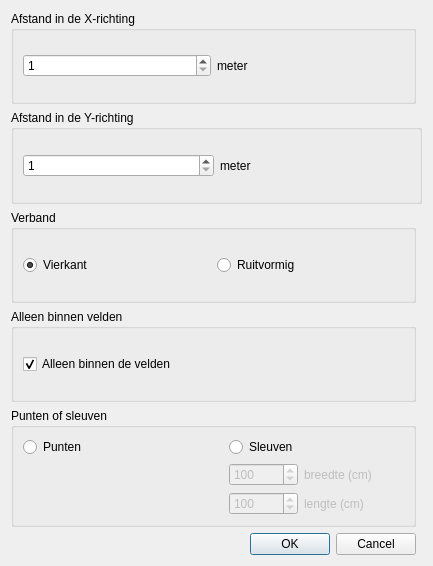
This is FeatureGridCreator/grid_creator_dialog_base.ui in rduivenvoorde/featuregridcreator as Qt 5 draws it before an edit. The edited form follows.
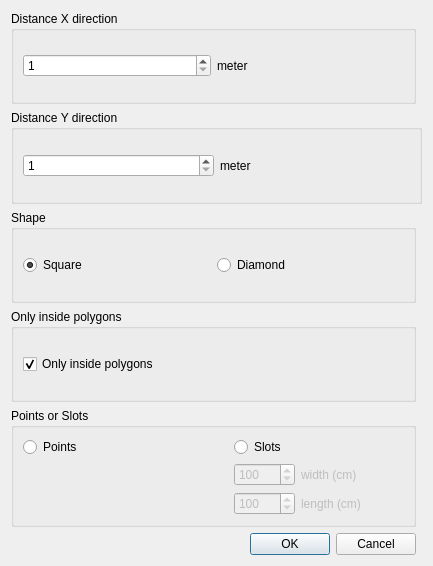
This is the edited form.

Diff of the .ui file:
```diff
--- a/FeatureGridCreator/grid_creator_dialog_base.ui
+++ b/FeatureGridCreator/grid_creator_dialog_base.ui
@@ -20,7 +20,7 @@
       <bool>true</bool>
      </property>
      <property name="title">
-      <string>Verband</string>
+      <string>Shape</string>
      </property>
      <layout class="QGridLayout" name="gridLayout_2">
       <item row="0" column="1">
@@ -29,14 +29,14 @@
          <bool>true</bool>
         </property>
         <property name="text">
-         <string>Ruitvormig</string>
+         <string>Diamond</string>
         </property>
        </widget>
       </item>
       <item row="0" column="0">
        <widget class="QRadioButton" name="radio_square">
         <property name="text">
-         <string>Vierkant</string>
+         <string>Square</string>
         </property>
         <property name="checked">
          <bool>true</bool>
@@ -59,7 +59,7 @@
    <item row="1" column="2" colspan="2">
     <widget class="QGroupBox" name="box_dy">
      <property name="title">
-      <string>Afstand in de Y-richting</string>
+      <string>Distance Y direction</string>
      </property>
      <layout class="QGridLayout" name="gridLayout_3">
       <item row="0" column="0">
@@ -85,7 +85,7 @@
    <item row="0" column="2">
     <widget class="QGroupBox" name="box_dx">
      <property name="title">
-      <string>Afstand in de X-richting</string>
+      <string>Distance X direction</string>
      </property>
      <layout class="QGridLayout" name="gridLayout_4">
       <item row="0" column="0">
@@ -111,13 +111,13 @@
    <item row="3" column="2">
     <widget class="QGroupBox" name="box_inside_polygons">
      <property name="title">
-      <string>Alleen binnen velden</string>
+      <string>Only inside polygons</string>
      </property>
      <layout class="QGridLayout" name="gridLayout_5">
       <item row="0" column="0">
        <widget class="QCheckBox" name="cbx_inside_polygons">
         <property name="text">
-         <string>Alleen binnen de velden</string>
+         <string>Only inside polygons</string>
         </property>
         <property name="checked">
          <bool>true</bool>
@@ -130,7 +130,7 @@
    <item row="4" column="2">
     <widget class="QGroupBox" name="groupBox">
      <property name="title">
-      <string>Punten of sleuven</string>
+      <string>Points or Slots</string>
      </property>
      <layout class="QGridLayout" name="gridLayout_6">
       <item row="0" column="0">
@@ -139,7 +139,7 @@
          <bool>true</bool>
         </property>
         <property name="text">
-         <string>Punten</string>
+         <string>Points</string>
         </property>
         <property name="checkable">
          <bool>true</bool>
@@ -165,7 +165,7 @@
       <item row="0" column="2">
        <widget class="QRadioButton" name="radio_polygons">
         <property name="text">
-         <string>Sleuven</string>
+         <string>Slots</string>
         </property>
        </widget>
       </item>
@@ -272,7 +272,7 @@
          <bool>false</bool>
         </property>
         <property name="text">
-         <string>breedte (cm)</string>
+         <string>width (cm)</string>
         </property>
        </widget>
       </item>
@@ -282,7 +282,7 @@
          <bool>false</bool>
         </property>
         <property name="text">
-         <string>lengte (cm)</string>
+         <string>length (cm)</string>
         </property>
        </widget>
       </item>
```
